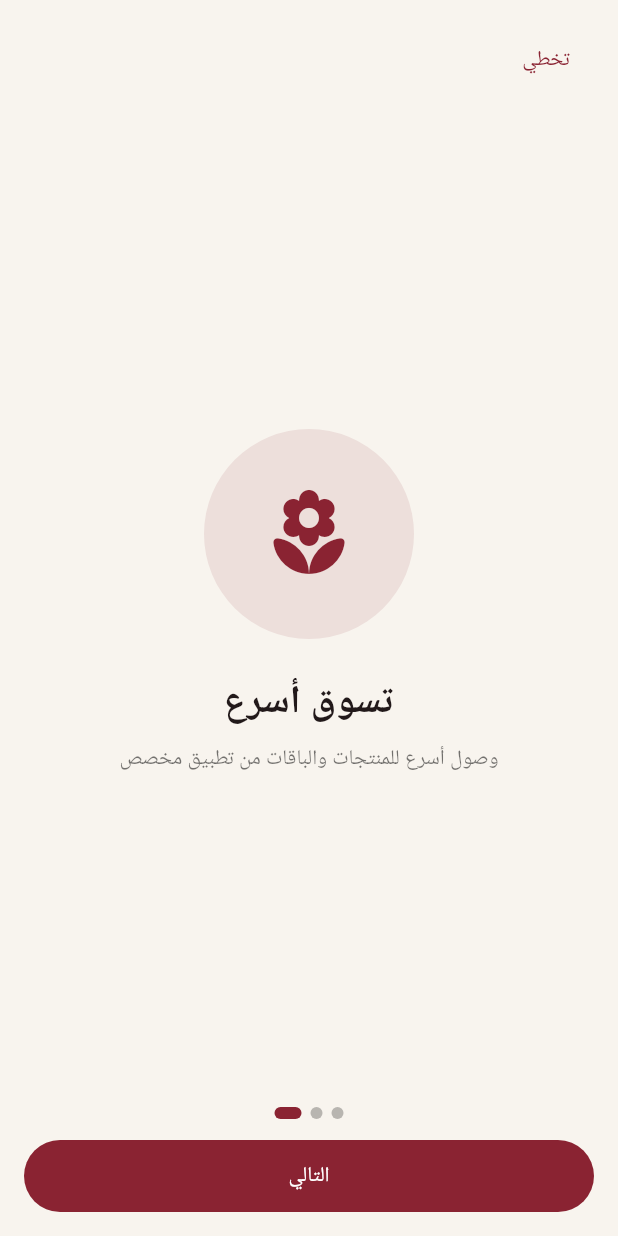
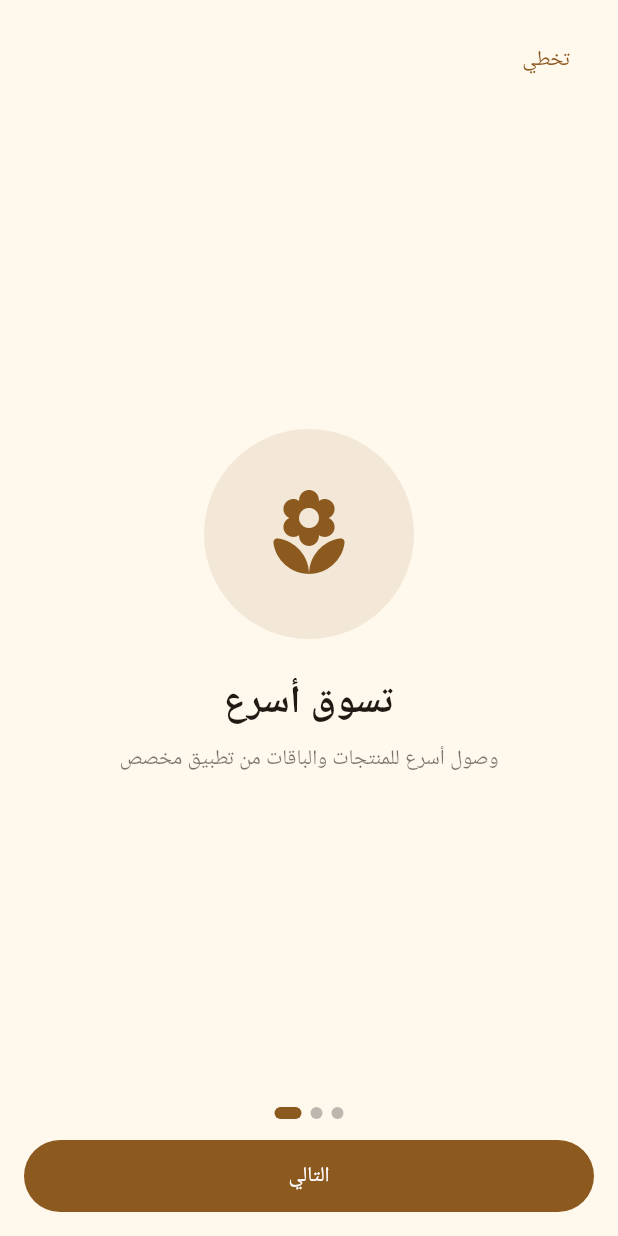
Before and after one commit to steev2058/aziz-honey-flutter-ui, a Flutter app: the screen it shows after launch, on a phone screen of 412 x 824 dp. Run offline on Flutter 3.47's test engine with Material 3 defaults, Android fonts, the phone set to English and light mode, and no system bars.

Commit message:
style(theme): switch to warm honey palette for product-app look

```diff
--- a/lib/screens/home_screen.dart
+++ b/lib/screens/home_screen.dart
@@ -20,7 +20,7 @@ class HomeScreen extends StatelessWidget {
                 Container(
                   padding: const EdgeInsets.all(14),
                   decoration: BoxDecoration(
-                    gradient: const LinearGradient(colors: [AzizTheme.primary, Color(0xFFB13D4F)]),
+                    gradient: const LinearGradient(colors: [AzizTheme.primary, Color(0xFFC3832E)]),
                     borderRadius: BorderRadius.circular(18),
                   ),
                   child: const Row(
--- a/lib/screens/splash_screen.dart
+++ b/lib/screens/splash_screen.dart
@@ -36,7 +36,7 @@ class _SplashScreenState extends State<SplashScreen> {
           gradient: LinearGradient(
             begin: Alignment.topCenter,
             end: Alignment.bottomCenter,
-            colors: [AzizTheme.primary, Color(0xFF5D1722)],
+            colors: [AzizTheme.primary, Color(0xFF6B4318)],
           ),
         ),
         child: const Column(
--- a/lib/theme.dart
+++ b/lib/theme.dart
@@ -1,10 +1,10 @@
 import 'package:flutter/material.dart';
 
 class AzizTheme {
-  static const Color primary = Color(0xFF8A2332);
-  static const Color accent = Color(0xFFD9A441);
-  static const Color dark = Color(0xFF2E2320);
-  static const Color bg = Color(0xFFF8F4EE);
+  static const Color primary = Color(0xFF8C5A1F); // honey brown
+  static const Color accent = Color(0xFFF4B400); // honey gold
+  static const Color dark = Color(0xFF3E2C1C);
+  static const Color bg = Color(0xFFFFF8EC);
 
   static ThemeData get light => ThemeData(
         useMaterial3: true,
```
